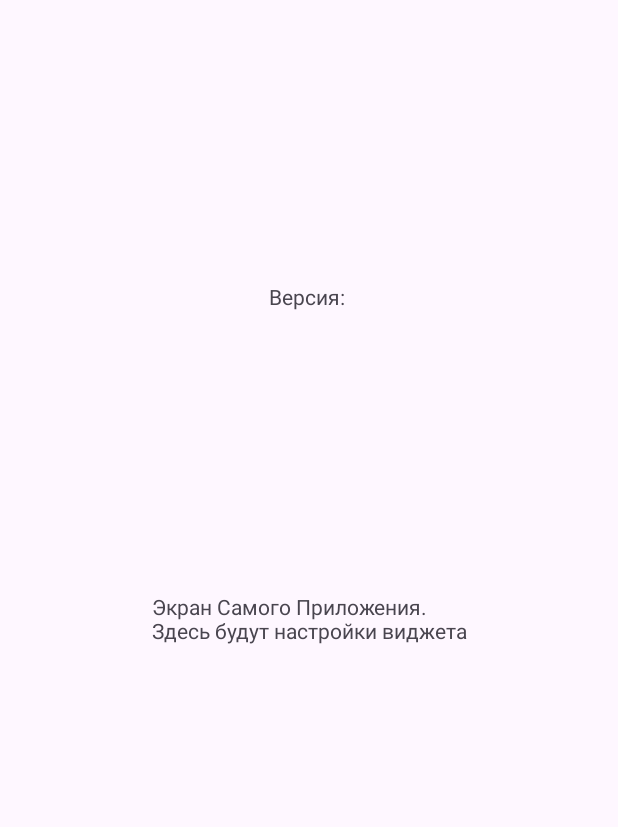
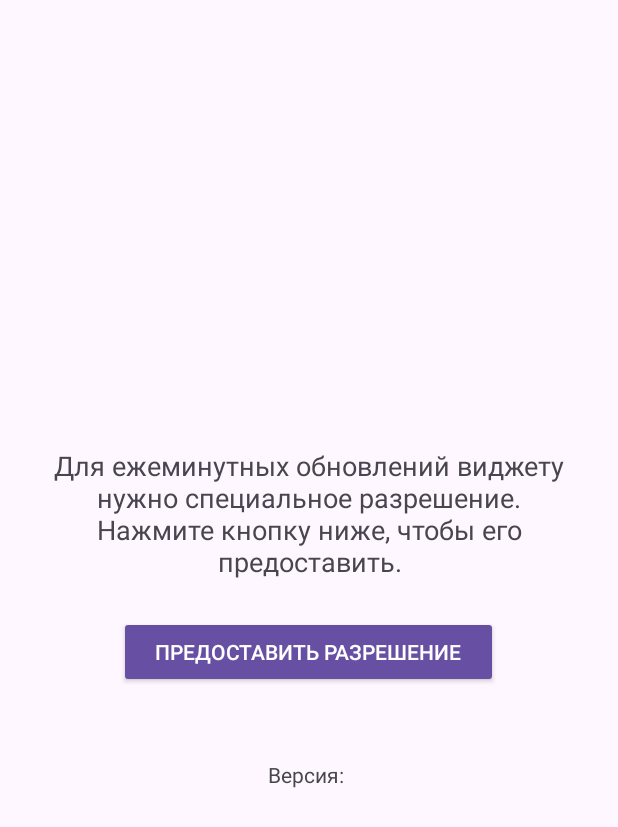
Before and after one commit to desant38/CustomClockWidget, an Android app: the screen it shows after launch (MainActivity before the commit, SettingsActivity after it), on a phone screen of 412 x 824 dp. Shown: the top 827 px of the screen. Run offline under Robolectric (Android 15) with nearby library versions, the phone set to English and light mode, and no system bars.

Commit message:
fix(widget): Implement final working alarm logic for v1.0.4

```diff
--- a/app/build.gradle.kts
+++ b/app/build.gradle.kts
@@ -18,7 +18,7 @@ android {
         minSdk = 26
         targetSdk = 36
         versionCode = 1
-        versionName = "1.0.0"
+        versionName = "1.0.4"
 
         testInstrumentationRunner = "androidx.test.runner.AndroidJUnitRunner"
 
--- a/app/src/main/java/ysg/home/cstmclckwdgt/MainActivity.kt
+++ /dev/null
@@ -1,40 +0,0 @@
-package ysg.home.cstmclckwdgt
-
-import android.os.Bundle
-import android.widget.TextView
-import androidx.activity.enableEdgeToEdge
-import androidx.appcompat.app.AppCompatActivity
-import androidx.core.view.ViewCompat
-import androidx.core.view.WindowInsetsCompat
-
-class MainActivity : AppCompatActivity() {
-    override fun onCreate(savedInstanceState: Bundle?) {
-        super.onCreate(savedInstanceState)
-        enableEdgeToEdge()
-        setContentView(R.layout.activity_main)
-        ViewCompat.setOnApplyWindowInsetsListener(findViewById(R.id.main)) { v, insets ->
-            val systemBars = insets.getInsets(WindowInsetsCompat.Type.systemBars())
-            v.setPadding(systemBars.left, systemBars.top, systemBars.right, systemBars.bottom)
-            insets
-        }
-
-        /** --- НАЧАЛО НАШЕЙ ЛОГИКИ ---*/
-
-        /** 1. Находим оба TextView на экране по их ID из activity_main.xml */
-        val greetingTextView = findViewById<TextView>(R.id.TVgreeting)
-        val revisionTextView = findViewById<TextView>(R.id.TVrevision)
-
-        greetingTextView.text = getString(R.string.app_exclaimer)
-        /** 2. Устанавливаем основной текст в первый TextView "greetingTextView" (о приложении и активити) */
-        greetingTextView.text = getString(R.string.app_exclaimer)
-
-        /** 3. Получаем версию из сгенерированного файла BuildConfig */
-        val appVersionName = BuildConfig.APP_VERSION // <-- Та самая "волшебная" переменная из Gradle
-
-        /** 4. Используем шаблон R.string.revision и вставляем в него версию  */
-        val fullRevisionText = getString(R.string.revision, appVersionName)
-
-        /** 5. Устанавливаем готовый текст с версией во второй TextView "revisionTextView" (о версии) */
-        revisionTextView.text = fullRevisionText
-    }
-}
--- /dev/null
+++ b/app/src/main/java/ysg/home/cstmclckwdgt/SettingsActivity.kt
@@ -0,0 +1,64 @@
+package ysg.home.cstmclckwdgt
+
+import android.app.AlarmManager
+import android.content.Context
+import android.content.Intent
+import android.net.Uri
+import android.os.Build
+import android.os.Bundle
+import android.provider.Settings
+import android.view.View
+import android.widget.Button
+import android.widget.TextView
+import androidx.appcompat.app.AppCompatActivity
+
+class SettingsActivity : AppCompatActivity() {
+
+    private lateinit var statusTextView: TextView
+    private lateinit var grantButton: Button
+
+    override fun onCreate(savedInstanceState: Bundle?) {
+        super.onCreate(savedInstanceState)
+        setContentView(R.layout.activity_settings)
+
+        statusTextView = findViewById(R.id.TVgreeting)
+        grantButton = findViewById(R.id.grantPermissionButton)
+        val revisionTextView = findViewById<TextView>(R.id.TVrevision)
+
+        revisionTextView.text = getString(R.string.revision, BuildConfig.APP_VERSION)
+
+        grantButton.setOnClickListener {
+            requestExactAlarmPermission()
+        }
+    }
+
+    override fun onResume() {
+        super.onResume()
+        checkPermissionStatus()
+    }
+
+    private fun checkPermissionStatus() {
+        val alarmManager = getSystemService(Context.ALARM_SERVICE) as AlarmManager
+        if (Build.VERSION.SDK_INT >= Build.VERSION_CODES.S) {
+            if (alarmManager.canScheduleExactAlarms()) {
+                statusTextView.text = "Разрешение предоставлено. Теперь можно добавить виджет на главный экран."
+                grantButton.visibility = View.GONE
+            } else {
+                statusTextView.text = "Для ежеминутных обновлений виджету нужно специальное разрешение. Нажмите кнопку ниже, чтобы его предоставить."
+                grantButton.visibility = View.VISIBLE
+            }
+        } else {
+            statusTextView.text = "На вашей версии Android все готово. Можно добавлять виджет на главный экран."
+            grantButton.visibility = View.GONE
+        }
+    }
+
+    private fun requestExactAlarmPermission() {
+        if (Build.VERSION.SDK_INT >= Build.VERSION_CODES.S) {
+            val intent = Intent(Settings.ACTION_REQUEST_SCHEDULE_EXACT_ALARM).apply {
+                data = Uri.parse("package:$packageName")
+            }
+            startActivity(intent)
+        }
+    }
+}
--- a/app/src/main/res/layout/activity_main.xml
+++ /dev/null
@@ -1,30 +0,0 @@
-<?xml version="1.0" encoding="utf-8"?>
-<androidx.constraintlayout.widget.ConstraintLayout xmlns:android="http://schemas.android.com/apk/res/android"
-    xmlns:app="http://schemas.android.com/apk/res-auto"
-    xmlns:tools="http://schemas.android.com/tools"
-    android:id="@+id/main"
-    android:layout_width="match_parent"
-    android:layout_height="match_parent"
-    tools:context=".MainActivity">
-
-    <TextView
-        android:id="@+id/TVgreeting"
-        android:layout_width="wrap_content"
-        android:layout_height="wrap_content"
-        android:text="@string/app_exclaimer"
-        app:layout_constraintBottom_toBottomOf="parent"
-        app:layout_constraintEnd_toEndOf="parent"
-        app:layout_constraintStart_toStartOf="parent"
-        app:layout_constraintTop_toTopOf="parent" />
-
-    <TextView
-        android:id="@+id/TVrevision"
-        android:layout_width="wrap_content"
-        android:layout_height="wrap_content"
-        android:text="@string/revision"
-        app:layout_constraintBottom_toTopOf="@+id/TVgreeting"
-        app:layout_constraintEnd_toEndOf="parent"
-        app:layout_constraintStart_toStartOf="parent"
-        app:layout_constraintTop_toTopOf="parent" />
-
-</androidx.constraintlayout.widget.ConstraintLayout>
--- /dev/null
+++ b/app/src/main/res/layout/activity_settings.xml
@@ -0,0 +1,37 @@
+<?xml version="1.0" encoding="utf-8"?>
+<LinearLayout xmlns:android="http://schemas.android.com/apk/res/android"
+    xmlns:tools="http://schemas.android.com/tools"
+    android:id="@+id/main"
+    android:layout_width="match_parent"
+    android:layout_height="match_parent"
+    android:gravity="center"
+    android:orientation="vertical"
+    android:padding="24dp"
+    tools:context=".SettingsActivity">
+
+    <TextView
+        android:id="@+id/TVgreeting"
+        android:layout_width="wrap_content"
+        android:layout_height="wrap_content"
+        android:gravity="center"
+        android:text="@string/permit_request_hint"
+        android:textSize="18sp" />
+
+    <Button
+        android:id="@+id/grantPermissionButton"
+        style="@style/Widget.AppCompat.Button.Colored"
+        android:layout_width="wrap_content"
+        android:layout_height="wrap_content"
+        android:layout_marginTop="24dp"
+        android:text="@string/permission_reguest"
+        android:visibility="gone"
+        tools:visibility="visible" />
+
+    <TextView
+        android:id="@+id/TVrevision"
+        android:layout_width="wrap_content"
+        android:layout_height="wrap_content"
+        android:layout_marginTop="48dp"
+        tools:text="@string/revision" />
+
+</LinearLayout>
--- a/app/src/main/res/values/strings.xml
+++ b/app/src/main/res/values/strings.xml
@@ -4,4 +4,6 @@
     <string name="revision">Версия: %1$s</string>
     <string name="date">widget Date</string>
     <string name="time">widget Time</string>
+    <string name="permission_reguest">Предоставить разрешение</string>
+    <string name="permit_request_hint">Для работы виджета необходимо разрешение на использование будильников.</string>
 </resources>
```
Also changed, not shown: app/src/main/AndroidManifest.xml (+9 -13 lines), app/src/main/java/ysg/home/cstmclckwdgt/ClockWidgetProvider.kt (+66 -46 lines), app/src/main/java/ysg/home/cstmclckwdgt/TimeTickReceiver.kt (deleted, +0 -36 lines), app/src/main/java/ysg/home/cstmclckwdgt/WidgetAlarmReceiver.kt (added, +66 -0 lines), app/src/main/java/ysg/home/cstmclckwdgt/WidgetUpdateService.kt (deleted, +0 -125 lines), app/src/main/res/xml/widget_info.xml (+4 -16 lines).
